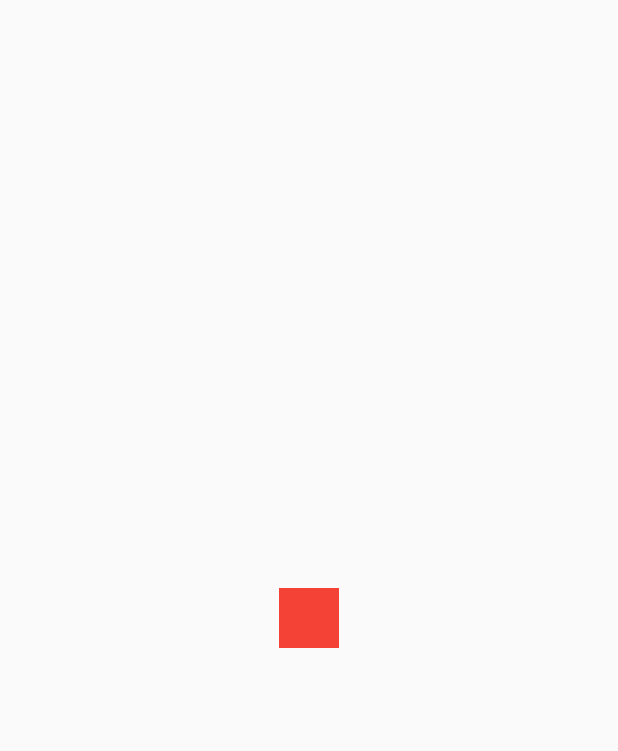
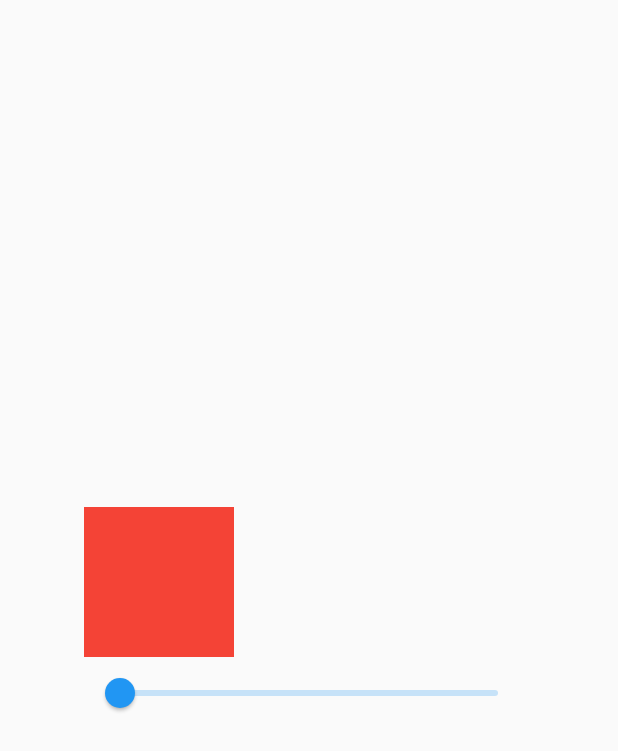
Before and after one commit to Tosin8/code_with_andrea, a Flutter app: the screen it shows after launch, on a phone screen of 412 x 824 dp. Shown: the top 751 px of the screen. Run offline on Flutter 3.47's test engine with Material 2 defaults, Android fonts, the phone set to English and light mode, and no system bars.

Commit message:
Update animation.dart

```diff
--- a/lib/flutter_animation/animation.dart
+++ b/lib/flutter_animation/animation.dart
@@ -57,17 +57,40 @@ class TweenAnimationBuilderPage extends StatefulWidget {
 }
 
 class _TweenAnimationBuilderPageState extends State<TweenAnimationBuilderPage> {
+  late double _value = 0.0;
   @override
   Widget build(BuildContext context) {
     return Scaffold(
-      body: Center(
-          child: Column(mainAxisSize: MainAxisSize.min, children: [
-        Container(
-          width: 40,
-          height: 40,
-          color: Colors.red,
-        ),
-      ])),
-    );
+        body: Center(
+      child: Column(
+        mainAxisSize: MainAxisSize.min,
+        children: [
+          TweenAnimationBuilder<double>(
+            duration: const Duration(milliseconds: 500),
+            tween: Tween(begin: 0.0, end: _value),
+            child: Container(
+              width: 100,
+              height: 100,
+              color: Colors.red,
+            ),
+            builder: (context, value, child) {
+              return Transform.translate(
+                offset: Offset(value * 200 - 100, 0),
+                child: child,
+              );
+            },
+          ),
+          SizedBox(
+            width: 300,
+            child: Slider.adaptive(
+              value: _value,
+              onChanged: (value) => setState(() {
+                _value = value;
+              }),
+            ),
+          ),
+        ],
+      ),
+    ));
   }
 }
```
